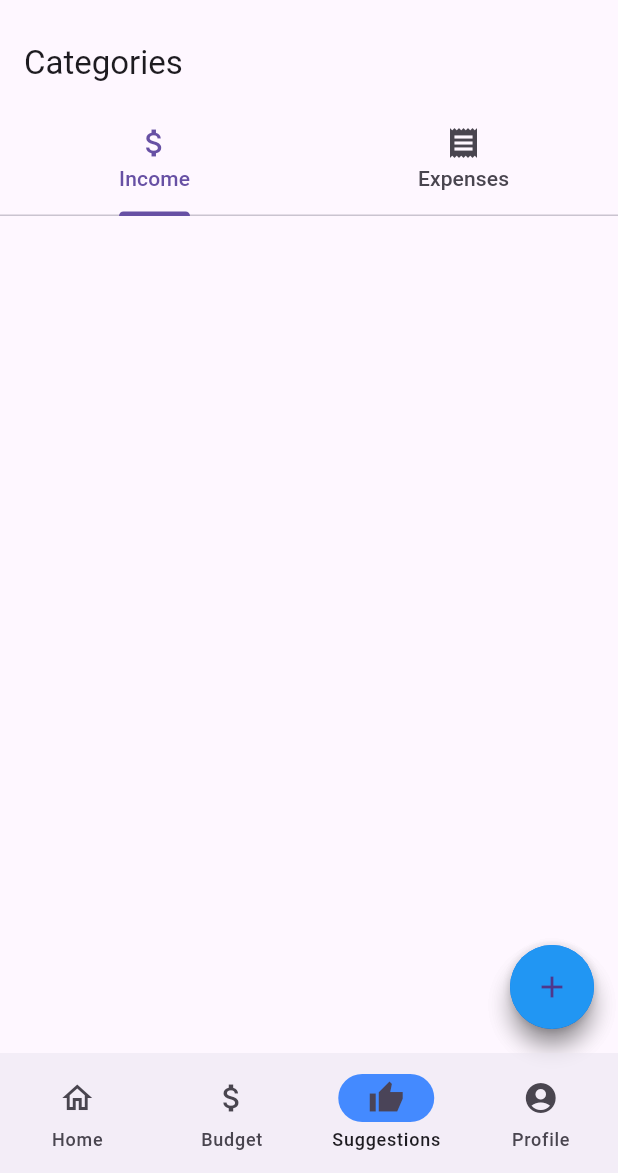
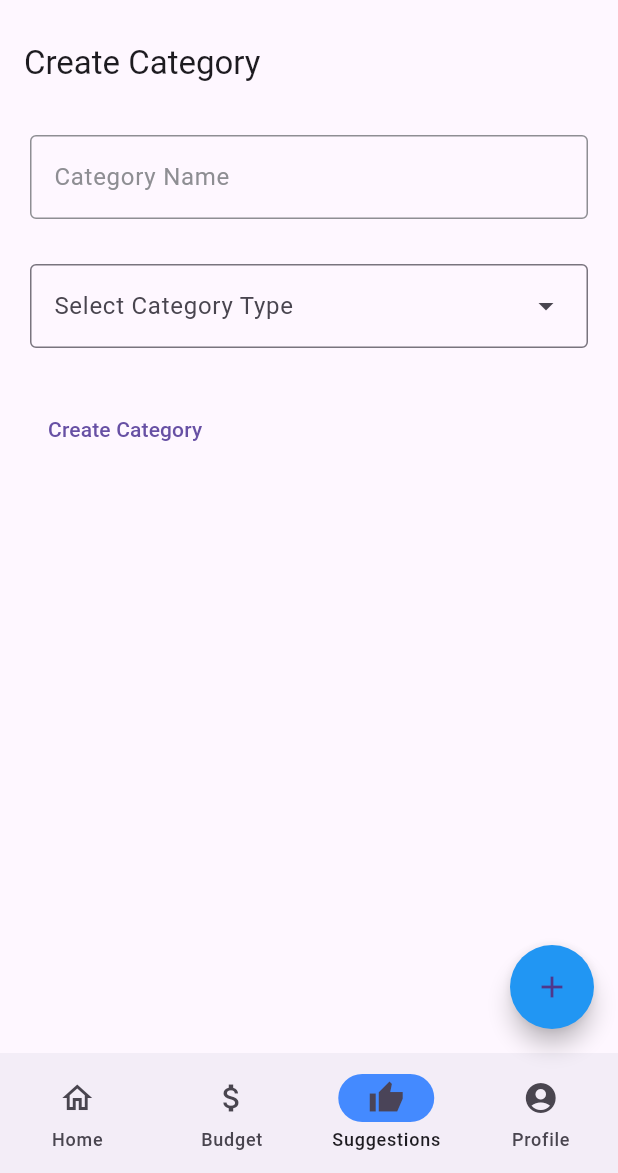
Before and after one commit to JuhromeAlexander/TravelKakis, a Flutter app: the screen it shows once a user with an empty profile is signed in, item 3 of the bottom bar chosen, on a phone screen of 412 x 824 dp, the part 63-1236 px from its top. Run offline on Flutter 3.47's test engine with Material 3 defaults, Android fonts, the phone set to English and light mode, and no system bars; drawn by our look-alikes of flutter_speed_dial; our stand-ins replace cloud_firestore, file_picker, firebase_auth, firebase_core, firebase_storage, fl_chart and 4 more; accounts and stored records are empty; generated files the repository leaves out were written again.

Commit message:
Enhanced Functionality of Adding Categories

```diff
--- a/lib/features/budget/individual_budget.dart
+++ b/lib/features/budget/individual_budget.dart
@@ -679,7 +679,11 @@ class _IndividualBudgetState extends State<IndividualBudget> {
     Navigator.push(
       context,
       MaterialPageRoute(builder: (context) => const CreateExpense()),
-    );
+    ).then((_) {
+      setState(() {
+
+      });
+    });
   }
 
   void _navigateToEditBudget(context) {
--- a/lib/features/categories/add_category.dart
+++ b/lib/features/categories/add_category.dart
@@ -0,0 +1,100 @@
+import 'package:cloud_firestore/cloud_firestore.dart';
+import 'package:flutter/cupertino.dart';
+import 'package:flutter/material.dart';
+import 'package:travel_kakis/utils/user_information.dart' as user_info;
+
+class AddCategory extends StatefulWidget{
+
+  AddCategory({super.key});
+
+  @override
+  _AddCategoryState createState() => _AddCategoryState();
+}
+
+class _AddCategoryState extends State<AddCategory> {
+  final TextEditingController _categoryTypeController = TextEditingController();
+  final TextEditingController _categoryNameController = TextEditingController();
+
+  late var _selectedCategoryType;
+
+  void addCategory() async {
+    CollectionReference categories = FirebaseFirestore.instance.collection('categories');
+
+    await categories.add({
+      'categoryName': _categoryNameController.text.toString(),
+      'categoryType': _selectedCategoryType,
+      'userName': user_info.getUsername()
+    }).then((value) {
+      categories.doc(value.id.toString()).update({
+        'categoryID': value,
+      });
+    });
+
+    Navigator.pop(context);
+  }
+
+  @override
+  Widget build(BuildContext context) {
+    // TODO: implement build
+    return Scaffold(
+      appBar: AppBar(
+        title: const Text('Create Category'),
+      ),
+      body: Container(
+        width: MediaQuery.sizeOf(context).width,
+        height: MediaQuery.sizeOf(context).height,
+        margin: const EdgeInsets.all(20.0),
+        child: Column(
+          mainAxisAlignment: MainAxisAlignment.start,
+          crossAxisAlignment: CrossAxisAlignment.start,
+          children: [
+            TextField(
+              controller: _categoryNameController,
+              decoration: const InputDecoration(
+                enabledBorder: OutlineInputBorder(
+                  borderSide: BorderSide(color: CupertinoColors.systemGrey),
+                ),
+                hintText: 'Category Name',
+                hintStyle: TextStyle(
+                  color: CupertinoColors.systemGrey,
+                ),
+              ),
+            ),
+            SizedBox(
+              width: MediaQuery.sizeOf(context).width,
+              height: 30.0,
+            ),
+            DropdownMenu(
+              width: MediaQuery.sizeOf(context).width - 40,
+              controller: _categoryTypeController,
+              label: const Text('Select Category Type'),
+              onSelected: (value) {
+                setState(() {
+                  _selectedCategoryType = value;
+                });
+              },
+              dropdownMenuEntries: const [
+                DropdownMenuEntry(
+                  value: 'Income',
+                  label: 'Income'
+                ),
+                DropdownMenuEntry(
+                    value: 'Expense',
+                    label: 'Expense'
+                )
+              ]
+            ),
+            SizedBox(
+              width: MediaQuery.sizeOf(context).width,
+              height: 30.0,
+            ),
+            TextButton(
+              onPressed: addCategory,
+                child: const Text('Create Category')
+            ),
+          ],
+        ),
+      ),
+    );
+  }
+}
--- a/lib/home_page.dart
+++ b/lib/home_page.dart
@@ -2,6 +2,7 @@ import 'package:firebase_auth/firebase_auth.dart';
 import 'package:flutter/material.dart';
 import 'package:travel_kakis/features/budget/create_budget.dart';
 import 'package:travel_kakis/features/budget/overview_of_budget.dart';
+import 'package:travel_kakis/features/categories/add_category.dart';
 import 'package:travel_kakis/features/categories/overview_categories.dart';
 import 'package:travel_kakis/features/profile_page/profile.dart';
 import 'package:travel_kakis/features/profile_page/profile_setting.dart';
@@ -92,7 +93,7 @@ class _HomePageState extends State<HomePage> {
         OverviewOfTrips(),
         OverviewOfBudget(),
         //OverviewOfSuggestions(),
-        OverviewCategories(),
+        AddCategory(),
         Profile()
       ][currentPageIndex],
     );
```
Also changed, not shown: lib/features/categories/overview_categories.dart (+41 -10 lines).
